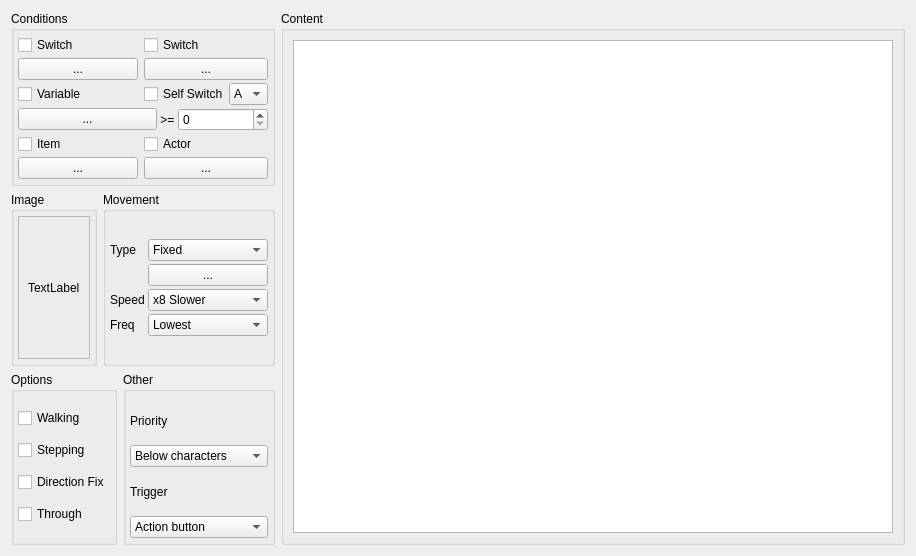
DimichGD/FHEditor, file src/ui/tabs/map_event_page.ui: the form before one commit.
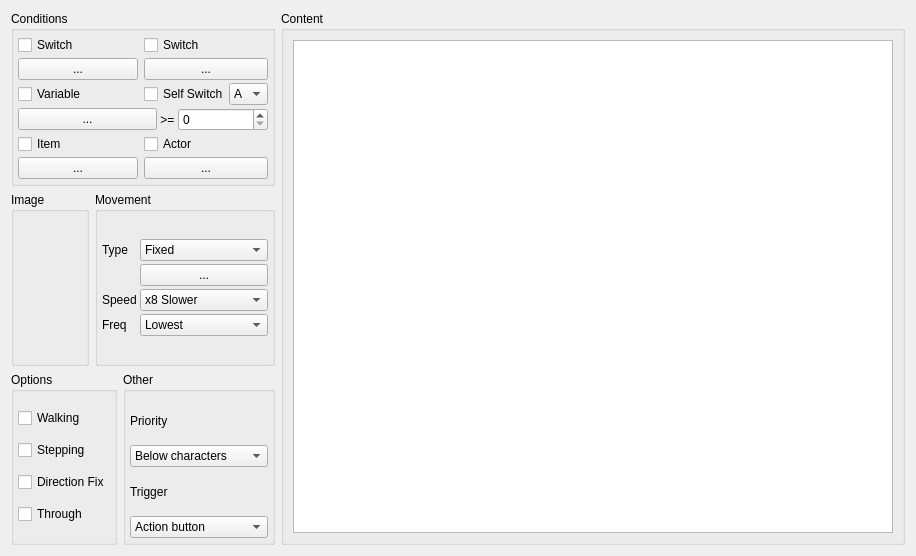
The form after the commit. Custom widgets are drawn as their Qt base class.

```diff
--- a/src/ui/tabs/map_event_page.ui
+++ b/src/ui/tabs/map_event_page.ui
@@ -215,22 +215,16 @@
            <number>4</number>
           </property>
           <item>
-           <widget class="QFrame" name="frame">
-            <property name="frameShape">
-             <enum>QFrame::Shape::StyledPanel</enum>
+           <widget class="ClickableLabel" name="imageLabel">
+            <property name="minimumSize">
+             <size>
+              <width>64</width>
+              <height>0</height>
+             </size>
             </property>
-            <property name="frameShadow">
-             <enum>QFrame::Shadow::Raised</enum>
+            <property name="text">
+             <string notr="true"/>
             </property>
-            <layout class="QVBoxLayout" name="verticalLayout_8">
-             <item>
-              <widget class="QLabel" name="label_5">
-               <property name="text">
-                <string notr="true">TextLabel</string>
-               </property>
-              </widget>
-             </item>
-            </layout>
            </widget>
           </item>
          </layout>
@@ -592,15 +586,20 @@
  </widget>
  <customwidgets>
   <customwidget>
-   <class>EventContentList</class>
-   <extends>QListView</extends>
-   <header>event_content_list.hpp</header>
+   <class>ClickableLabel</class>
+   <extends>QLabel</extends>
+   <header>clickable_label.hpp</header>
   </customwidget>
   <customwidget>
    <class>SelectorButton</class>
    <extends>QPushButton</extends>
    <header>selector_button.hpp</header>
   </customwidget>
+  <customwidget>
+   <class>EventContentList</class>
+   <extends>QListView</extends>
+   <header>event_content_list.hpp</header>
+  </customwidget>
  </customwidgets>
  <resources/>
  <connections/>
```
Left out of the diff: 2 changed lines with no effect on the pictures.
